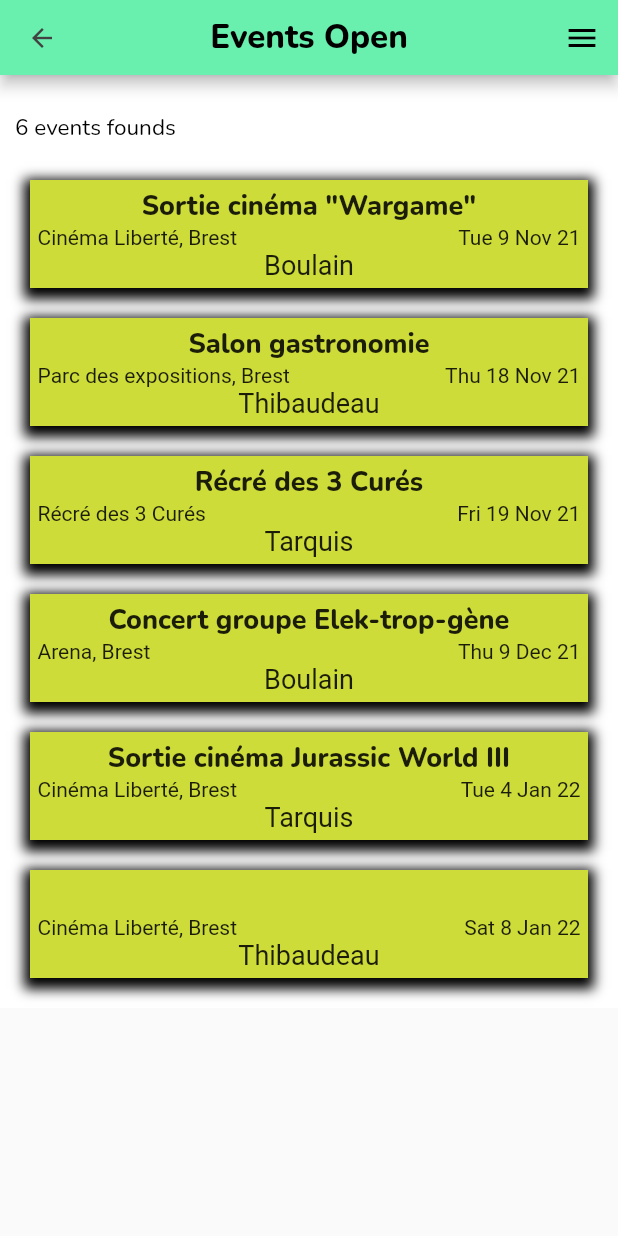
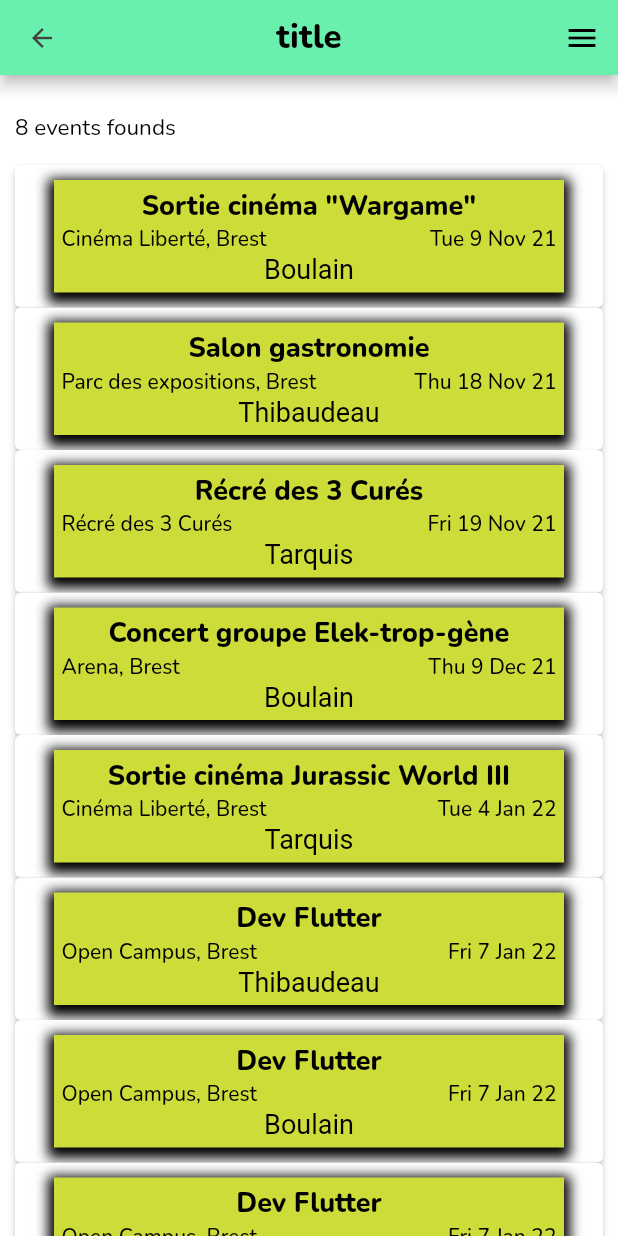
Before and after one commit to TheFanch/OpenEvent, a Flutter app: the MyHomePage screen opened directly, on a phone screen of 412 x 824 dp. Run offline on Flutter 3.47's test engine with Material 2 defaults, Android fonts, the phone set to English and light mode, and no system bars; our stand-ins replace firebase_auth, google_fonts; accounts and stored records are empty.

Commit message:
211210-22:00 event section update page_event debug gen_app_bar => Navigator.pop(context)

```diff
--- a/lib/data/data_events.dart
+++ b/lib/data/data_events.dart
@@ -37,10 +37,24 @@ class DataEvents {
     },
     {
       'id': 5,
-      'libelle': '',
-      'lieu': 'Cinéma Liberté, Brest',
-      'date': '2022-01-08 18:00:00',
+      'libelle': 'Dev Flutter',
+      'lieu': 'Open Campus, Brest',
+      'date': '2022-01-07 18:00:00',
       'author': 2,
+    },
+    {
+      'id': 6,
+      'libelle': 'Dev Flutter',
+      'lieu': 'Open Campus, Brest',
+      'date': '2022-01-07 18:00:00',
+      'author': 1,
+    },
+    {
+      'id': 7,
+      'libelle': 'Dev Flutter',
+      'lieu': 'Open Campus, Brest',
+      'date': '2022-01-07 18:00:00',
+      'author': 3,
     },
   ];
 }
--- a/lib/main.dart
+++ b/lib/main.dart
@@ -19,7 +19,7 @@ class MyApp extends StatelessWidget {
   Widget build(BuildContext context) {
     return MaterialApp(
       title: 'Open Events',
-      home: MyHomePage(title: 'Events Open'),
+      home: MyHomePage(title: 'Open Events'),
     );
   }
 }
@@ -34,7 +34,7 @@ class MyHomePage extends StatelessWidget {
   @override
   Widget build(BuildContext context) {
     return Scaffold(
-      appBar: GenAppBar(title: title),
+      appBar: GenAppBar(title: title, isHomepage: true),
       body: SingleChildScrollView(
         child: Column(
           children: [
@@ -46,6 +46,7 @@ class MyHomePage extends StatelessWidget {
   }
 
   List getWeekEvents() {
+    print('build events list');
     String pattern = 'yyyy-MM-dd HH:mm:ss';
     var list = [];
     DataEvents.events.forEach((event) {
--- a/lib/page/page_event.dart
+++ b/lib/page/page_event.dart
@@ -3,12 +3,26 @@ import 'package:flutter/material.dart';
 import 'package:google_fonts/google_fonts.dart';
 import 'package:intl/intl.dart';
 import 'package:open_event/class/event.dart';
+import 'package:open_event/page/parts/gen_app_bar.dart';
 
 class EventPage extends StatelessWidget {
+  OpenEvent event;
+  EventPage(this.event);
+
   @override
   Widget build(BuildContext context) {
-    // TODO: implement build
-    throw UnimplementedError('class EventPage from page_event.dart');
+    print('EventPage');
+    return Scaffold(
+      appBar: GenAppBar(title: 'Event Details', isHomepage: false),
+      body: SingleChildScrollView(
+        child: Column(
+          children: [
+            EventCard(event),
+            //EventChat(event)
+          ],
+        )
+      )
+    );
   }
 
 }
@@ -64,6 +78,15 @@ class EventCard extends StatelessWidget {
   @override
   Widget build(BuildContext context) {
     return Container(
+      child: ElevatedButton(
+        style: ElevatedButton.styleFrom( primary: Colors.white ),
+        onPressed: () {
+          Navigator.push(
+            context,
+            MaterialPageRoute(builder: (context) => EventPage(event))
+          );
+        },
+        child: Container(
           margin: EdgeInsets.all(10),
           padding: EdgeInsets.all(5),
           //height: 200,
@@ -84,6 +107,7 @@ class EventCard extends StatelessWidget {
               Text(
                 event.libelle,
                 style: GoogleFonts.nunito(
+                  color: Colors.black,
                   fontSize: 18,
                   fontWeight: FontWeight.w800
                 ),
@@ -93,25 +117,31 @@ class EventCard extends StatelessWidget {
                 children: [
                     Text(
                       event.lieu,
-                  //style: GoogleFonts.nunito(fontWeight: FontWeight.w400),
+                      style: GoogleFonts.nunito(
+                        color: Colors.black
+                      ),
                     ),
                     Text(
                       DateFormat('EEE d MMM yy').format(event.date),
+                      style: GoogleFonts.nunito(
+                        color: Colors.black
+                      ),
                     )
                 ]
               ),
               Text(
                 event.author.nom,
                 style: GoogleFonts.comicNeue(
+                  color: Colors.black,
                   fontSize: 18,
                   fontWeight: FontWeight.w400
                 ),
               )
             ],
           )
+        )
+      )
     );
-    // TODO: implement build
-    throw UnimplementedError('EventCard');
   }
 
 }
--- a/lib/page/page_login.dart
+++ b/lib/page/page_login.dart
@@ -7,7 +7,7 @@ class LoginPage extends StatelessWidget {
   @override
   Widget build(BuildContext context) {
     return Scaffold(
-      appBar: GenAppBar(title: 'Login'),
+      appBar: GenAppBar(title: 'Login', isHomepage: false),
     );
   }
 
--- a/lib/page/page_menu.dart
+++ b/lib/page/page_menu.dart
@@ -1,5 +1,6 @@
 import 'package:flutter/cupertino.dart';
 import 'package:flutter/material.dart';
+import 'package:open_event/main.dart';
 import 'package:open_event/page/page_login.dart';
 
 class MainMenu extends StatelessWidget {
@@ -39,7 +40,10 @@ class MainMenu extends StatelessWidget {
     switch(item) {
       case 0:
         print('Homepage');
-        LoginPage();
+        Navigator.of(context)
+            .pushAndRemoveUntil(
+              MaterialPageRoute(builder: (context) => MyHomePage(title: 'title')), (route) => false
+            );
         break;
       case 1:
         print('Login');
--- a/lib/page/parts/gen_app_bar.dart
+++ b/lib/page/parts/gen_app_bar.dart
@@ -5,9 +5,10 @@ import 'package:google_fonts/google_fonts.dart';
 import '../page_menu.dart';
 
 class GenAppBar extends StatelessWidget implements PreferredSizeWidget {
-  GenAppBar({Key? key, required this.title}) : super(key: key);
+  GenAppBar({Key? key, required this.title, required this.isHomepage}) : super(key: key);
 
   final String title;
+  bool isHomepage;
 
   @override
   Size get preferredSize => new Size.fromHeight(50);
@@ -22,7 +23,7 @@ class GenAppBar extends StatelessWidget implements PreferredSizeWidget {
               color: Colors.grey[800],
               size: 20
           ),
-          onPressed: null //() {  },
+          onPressed: () { if(!isHomepage) Navigator.pop(context); },
       ),
       title: Text(
         title,
```
Lines whose indentation alone changed are shown as unchanged.
